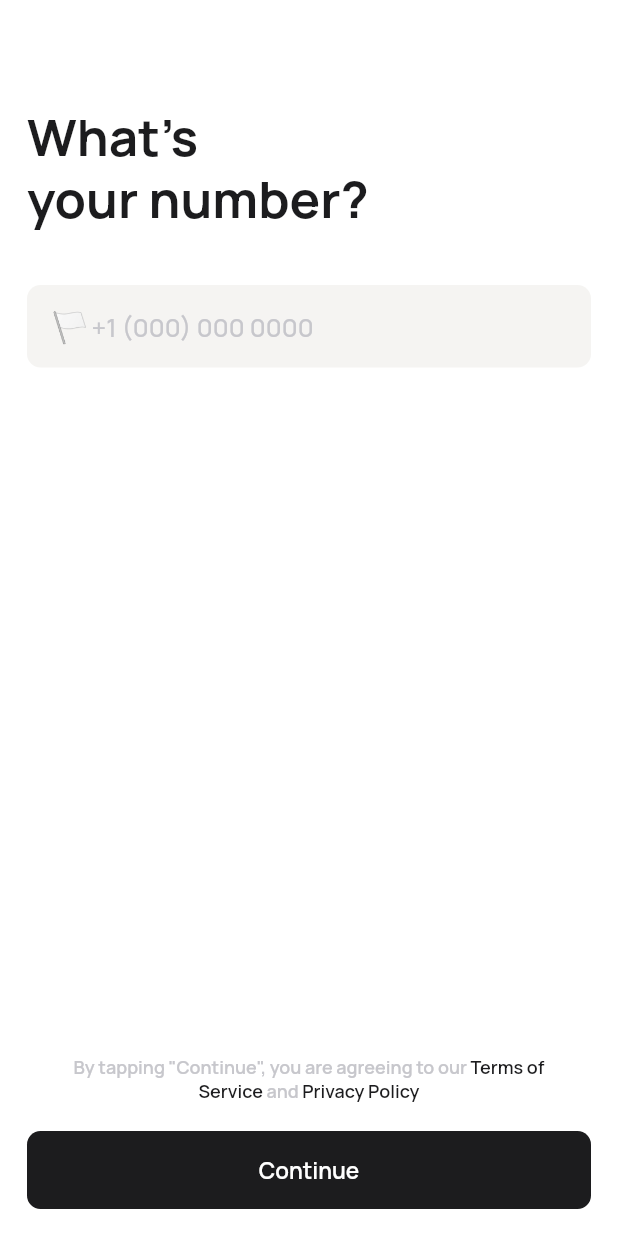
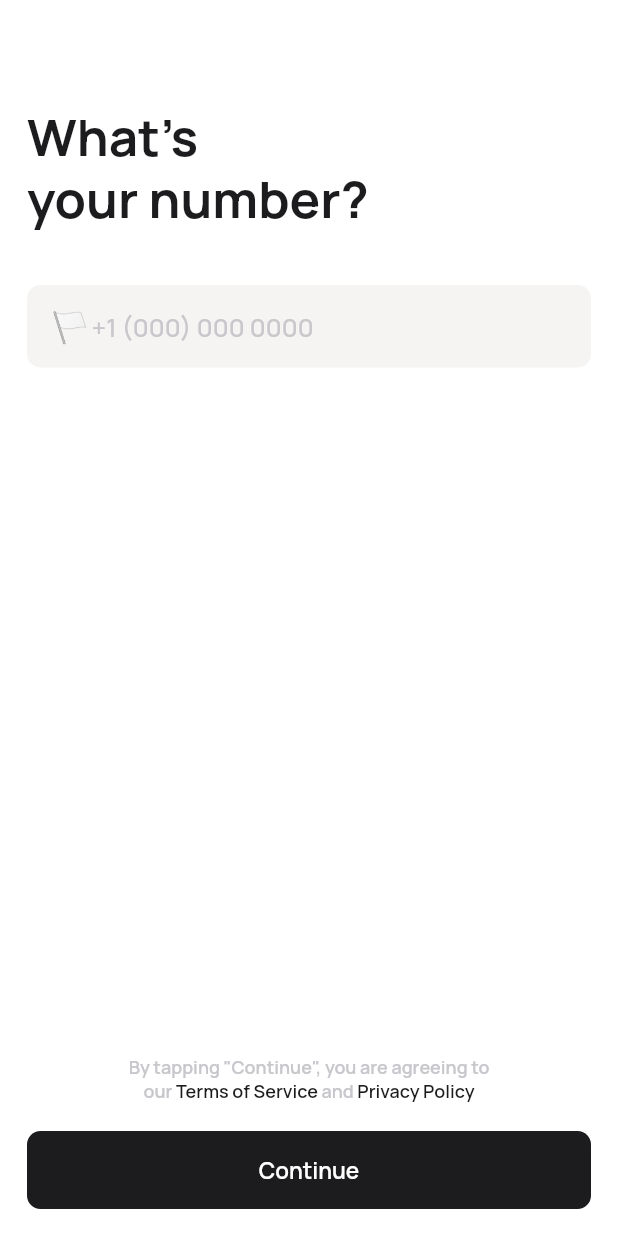
Before and after one commit to polyqkov/placez, a Flutter app: the screen it shows after launch, on a phone screen of 412 x 824 dp. Run offline on Flutter 3.47's test engine with Material 2 defaults, Android fonts, the phone set to English and light mode, and no system bars; our stand-ins replace easy_localization, figma_squircle, firebase_core, flutter_multi_formatter, go_router, google_fonts; accounts and stored records are empty; generated files the repository leaves out were written again.

Commit message:
add padding to app scaffold and fix en translate

```diff
--- a/assets/localizations/en.json
+++ b/assets/localizations/en.json
@@ -1,7 +1,7 @@
 {
   "phone_hint": "+1 (000) 000 0000",
   "continue": "Continue",
-  "agreeing_text": "By tapping \"Continue\", you are agreeing to our ",
+  "agreeing_text": "By tapping \"Continue\", you are agreeing to\nour ",
   "terms_of_service": "Terms of Service",
   "and": " and ",
   "privacy_policy": "Privacy Policy",
--- a/lib/presentation/screens/log_in_screen_view.dart
+++ b/lib/presentation/screens/log_in_screen_view.dart
@@ -22,8 +22,8 @@ class _HomeScreenState extends State<LogInScreenView> {
   @override
   Widget build(BuildContext context) {
     return AppScaffold(
-      child: Padding(
-        padding: const EdgeInsets.only(left: 18, right: 18),
+      paddingLeft: AppPaddingGrade.regularPadding,
+      paddingRight: AppPaddingGrade.regularPadding,
       child: Column(
         children: [
           AppOffsetBox.heightLargeBox,
@@ -36,12 +36,7 @@ class _HomeScreenState extends State<LogInScreenView> {
           AppOffsetBox.heightMediumBox,
           AppPhoneTextfield(),
           Spacer(),
-            Padding(
-              padding: const EdgeInsets.only(
-                left: AppPaddingGrade.regularPadding,
-                right: AppPaddingGrade.regularPadding,
-              ),
-              child: RichText(
+          RichText(
             textAlign: TextAlign.center,
             text: TextSpan(
               children: <TextSpan>[
@@ -54,8 +49,8 @@ class _HomeScreenState extends State<LogInScreenView> {
                 TextSpan(
                   text: 'terms_of_service'.tr(),
                   style: AppTextStyle.captionMedium.copyWith(
-                          color: AppColorSchemeHelper.getColorScheme(context)
-                              .primary),
+                      color:
+                          AppColorSchemeHelper.getColorScheme(context).primary),
                 ),
                 TextSpan(
                   text: 'and'.tr(),
@@ -66,11 +61,10 @@ class _HomeScreenState extends State<LogInScreenView> {
                 TextSpan(
                   text: 'privacy_policy'.tr(),
                   style: AppTextStyle.captionMedium.copyWith(
-                          color: AppColorSchemeHelper.getColorScheme(context)
-                              .primary),
+                      color:
+                          AppColorSchemeHelper.getColorScheme(context).primary),
                 ),
               ],
-                ),
             ),
           ),
           AppOffsetBox.heightRegularBox,
@@ -81,7 +75,6 @@ class _HomeScreenState extends State<LogInScreenView> {
           AppOffsetBox.heightRegularBox,
         ],
       ),
-      ),
     );
   }
 }
--- a/lib/presentation/widgets/app_scaffold.dart
+++ b/lib/presentation/widgets/app_scaffold.dart
@@ -7,10 +7,14 @@ class AppScaffold extends StatefulWidget {
     Key? key,
     required this.child,
     this.color,
+    this.paddingLeft,
+    this.paddingRight,
   }) : super(key: key);
 
   final Widget child;
   final Color? color;
+  final double? paddingLeft;
+  final double? paddingRight;
 
   @override
   State<AppScaffold> createState() => _AppScaffoldState();
@@ -28,6 +32,8 @@ class _AppScaffoldState extends State<AppScaffold> {
           padding: EdgeInsets.only(
             top: AppMediaQueryPaddingHelper.getPadding(context).top,
             bottom: AppMediaQueryPaddingHelper.getPadding(context).bottom,
+            left: widget.paddingLeft ?? 0.0,
+            right: widget.paddingRight ?? 0.0,
           ),
           child: widget.child,
         ),
```
Lines whose indentation alone changed are shown as unchanged.
